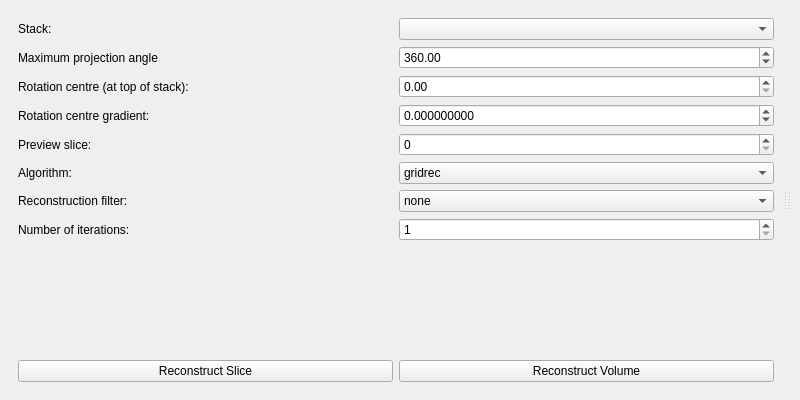
This is mantidimaging/gui/ui/tomopy_recon_window.ui in mantidproject/mantidimaging as Qt 5 draws it before an edit. The edited form follows.
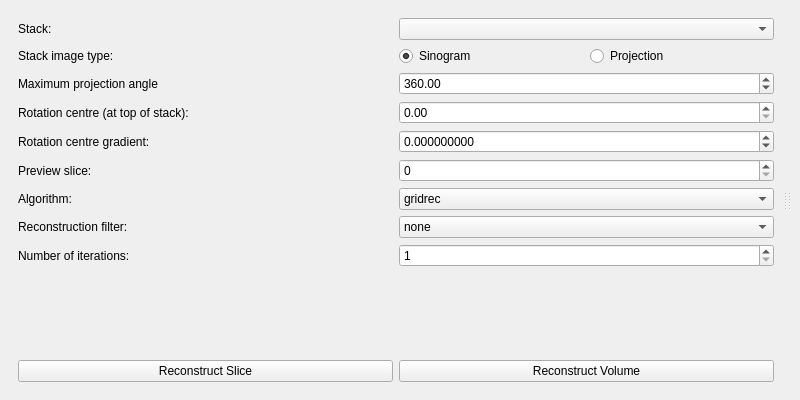
This is the edited form. Custom widgets are drawn as their Qt base class.

Commit message: Add option to select sinogram/projection for reconstruction

The edit to the form file:
```diff
--- a/mantidimaging/gui/ui/tomopy_recon_window.ui
+++ b/mantidimaging/gui/ui/tomopy_recon_window.ui
@@ -27,21 +27,102 @@
         </property>
         <item>
          <layout class="QGridLayout" name="optionsLayout">
-          <item row="3" column="0">
-           <widget class="QLabel" name="maxProjAngleLebsl">
-            <property name="text">
-             <string>Maximum projection angle</string>
-            </property>
-           </widget>
-          </item>
-          <item row="9" column="0">
+          <item row="10" column="0">
            <widget class="QLabel" name="numIterLabel">
             <property name="text">
              <string>Number of iterations:</string>
             </property>
            </widget>
           </item>
-          <item row="5" column="1">
+          <item row="2" column="0">
+           <widget class="QLabel" name="stackSelectorLabel">
+            <property name="text">
+             <string>Stack:</string>
+            </property>
+           </widget>
+          </item>
+          <item row="2" column="1">
+           <widget class="StackSelectorWidgetView" name="stackSelector"/>
+          </item>
+          <item row="10" column="1">
+           <widget class="QSpinBox" name="numIter">
+            <property name="minimum">
+             <number>1</number>
+            </property>
+            <property name="maximum">
+             <number>99999</number>
+            </property>
+           </widget>
+          </item>
+          <item row="4" column="1">
+           <widget class="QDoubleSpinBox" name="maxProjAngle">
+            <property name="maximum">
+             <double>9999.000000000000000</double>
+            </property>
+            <property name="value">
+             <double>360.000000000000000</double>
+            </property>
+           </widget>
+          </item>
+          <item row="9" column="1">
+           <widget class="QComboBox" name="filterName">
+            <item>
+             <property name="text">
+              <string>none</string>
+             </property>
+            </item>
+            <item>
+             <property name="text">
+              <string>shepp</string>
+             </property>
+            </item>
+            <item>
+             <property name="text">
+              <string>cosine</string>
+             </property>
+            </item>
+            <item>
+             <property name="text">
+              <string>hann</string>
+             </property>
+            </item>
+            <item>
+             <property name="text">
+              <string>hamming</string>
+             </property>
+            </item>
+            <item>
+             <property name="text">
+              <string>ramlak</string>
+             </property>
+            </item>
+            <item>
+             <property name="text">
+              <string>parzen</string>
+             </property>
+            </item>
+            <item>
+             <property name="text">
+              <string>butterworth</string>
+             </property>
+            </item>
+           </widget>
+          </item>
+          <item row="6" column="0">
+           <widget class="QLabel" name="gradientLabel">
+            <property name="text">
+             <string>Rotation centre gradient:</string>
+            </property>
+           </widget>
+          </item>
+          <item row="5" column="0">
+           <widget class="QLabel" name="corLabel">
+            <property name="text">
+             <string>Rotation centre (at top of stack):</string>
+            </property>
+           </widget>
+          </item>
+          <item row="6" column="1">
            <widget class="QDoubleSpinBox" name="gradient">
             <property name="decimals">
              <number>9</number>
@@ -57,51 +138,28 @@
             </property>
            </widget>
           </item>
-          <item row="6" column="1">
-           <widget class="QSpinBox" name="previewSlice"/>
-          </item>
-          <item row="4" column="0">
-           <widget class="QLabel" name="corLabel">
+          <item row="9" column="0">
+           <widget class="QLabel" name="filterNameLabel">
             <property name="text">
-             <string>Rotation centre (at top of stack):</string>
+             <string>Reconstruction filter:</string>
             </property>
            </widget>
           </item>
-          <item row="3" column="1">
-           <widget class="QDoubleSpinBox" name="maxProjAngle">
-            <property name="maximum">
-             <double>9999.000000000000000</double>
-            </property>
-            <property name="value">
-             <double>360.000000000000000</double>
-            </property>
-           </widget>
-          </item>
-          <item row="5" column="0">
-           <widget class="QLabel" name="gradientLabel">
+          <item row="3" column="0">
+           <widget class="QLabel" name="label">
             <property name="text">
-             <string>Rotation centre gradient:</string>
+             <string>Stack image type:</string>
             </property>
            </widget>
           </item>
-          <item row="4" column="1">
-           <widget class="QDoubleSpinBox" name="cor">
-            <property name="maximum">
-             <double>9999.000000000000000</double>
-            </property>
-            <property name="singleStep">
-             <double>10.000000000000000</double>
-            </property>
-           </widget>
-          </item>
-          <item row="6" column="0">
+          <item row="7" column="0">
            <widget class="QLabel" name="previewSliceLabel">
             <property name="text">
              <string>Preview slice:</string>
             </property>
            </widget>
           </item>
-          <item row="7" column="1">
+          <item row="8" column="1">
            <widget class="QComboBox" name="algorithmName">
             <item>
              <property name="text">
@@ -175,84 +233,60 @@
             </item>
            </widget>
           </item>
-          <item row="7" column="0">
+          <item row="7" column="1">
+           <widget class="QSpinBox" name="previewSlice"/>
+          </item>
+          <item row="8" column="0">
            <widget class="QLabel" name="algorithmNameLabel">
             <property name="text">
              <string>Algorithm:</string>
             </property>
            </widget>
           </item>
-          <item row="2" column="0">
-           <widget class="QLabel" name="stackSelectorLabel">
+          <item row="4" column="0">
+           <widget class="QLabel" name="maxProjAngleLebsl">
             <property name="text">
-             <string>Stack:</string>
+             <string>Maximum projection angle</string>
             </property>
            </widget>
           </item>
-          <item row="2" column="1">
-           <widget class="StackSelectorWidgetView" name="stackSelector"/>
-          </item>
-          <item row="8" column="0">
-           <widget class="QLabel" name="filterNameLabel">
-            <property name="text">
-             <string>Reconstruction filter:</string>
-            </property>
-           </widget>
-          </item>
-          <item row="8" column="1">
-           <widget class="QComboBox" name="filterName">
-            <item>
-             <property name="text">
-              <string>none</string>
-             </property>
-            </item>
-            <item>
-             <property name="text">
-              <string>shepp</string>
-             </property>
-            </item>
-            <item>
-             <property name="text">
-              <string>cosine</string>
-             </property>
-            </item>
-            <item>
-             <property name="text">
-              <string>hann</string>
-             </property>
-            </item>
-            <item>
-             <property name="text">
-              <string>hamming</string>
-             </property>
-            </item>
-            <item>
-             <property name="text">
-              <string>ramlak</string>
-             </property>
-            </item>
-            <item>
-             <property name="text">
-              <string>parzen</string>
-             </property>
-            </item>
-            <item>
-             <property name="text">
-              <string>butterworth</string>
-             </property>
-            </item>
-           </widget>
-          </item>
-          <item row="9" column="1">
-           <widget class="QSpinBox" name="numIter">
-            <property name="minimum">
-             <number>1</number>
-            </property>
+          <item row="5" column="1">
+           <widget class="QDoubleSpinBox" name="cor">
             <property name="maximum">
-             <number>99999</number>
+             <double>9999.000000000000000</double>
+            </property>
+            <property name="singleStep">
+             <double>10.000000000000000</double>
             </property>
            </widget>
           </item>
+          <item row="3" column="1">
+           <layout class="QHBoxLayout" name="imageTypeButtonLayout">
+            <item>
+             <widget class="QRadioButton" name="sinogramTypeRadio">
+              <property name="text">
+               <string>Sinogram</string>
+              </property>
+              <property name="checked">
+               <bool>true</bool>
+              </property>
+              <attribute name="buttonGroup">
+               <string notr="true">imageTypeRadioGroup</string>
+              </attribute>
+             </widget>
+            </item>
+            <item>
+             <widget class="QRadioButton" name="projectionTypeRadio">
+              <property name="text">
+               <string>Projection</string>
+              </property>
+              <attribute name="buttonGroup">
+               <string notr="true">imageTypeRadioGroup</string>
+              </attribute>
+             </widget>
+            </item>
+           </layout>
+          </item>
          </layout>
         </item>
         <item>
```
Left out of the diff: 3 changed lines with no effect on the pictures. The commit also changes 3 other files.
